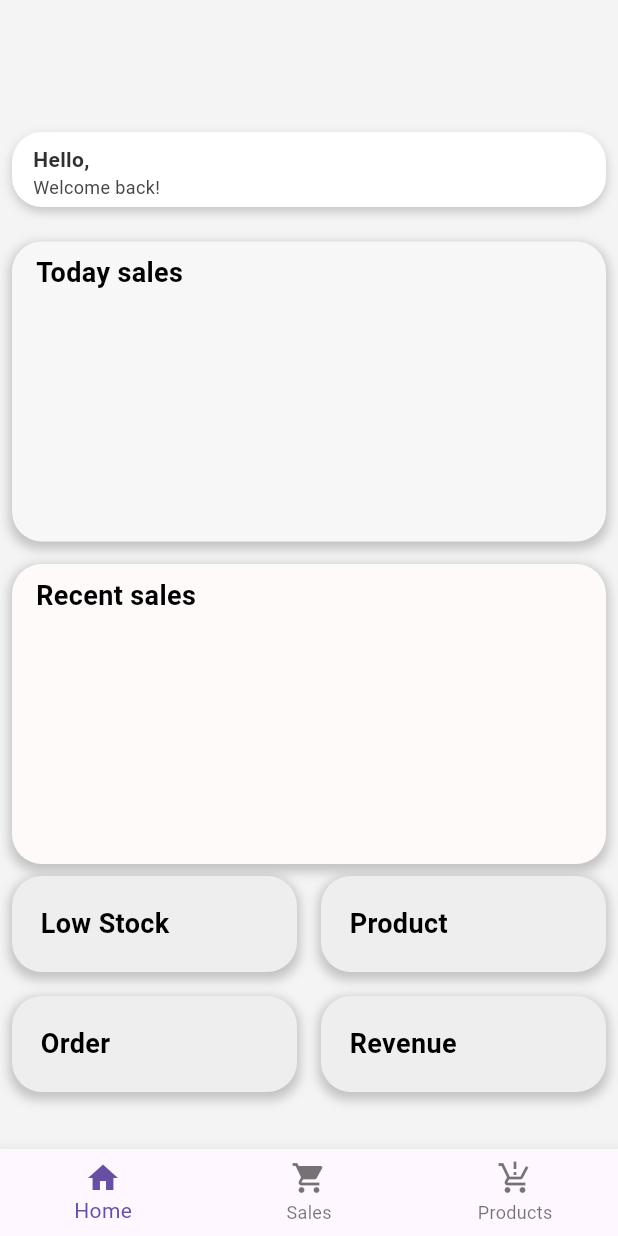
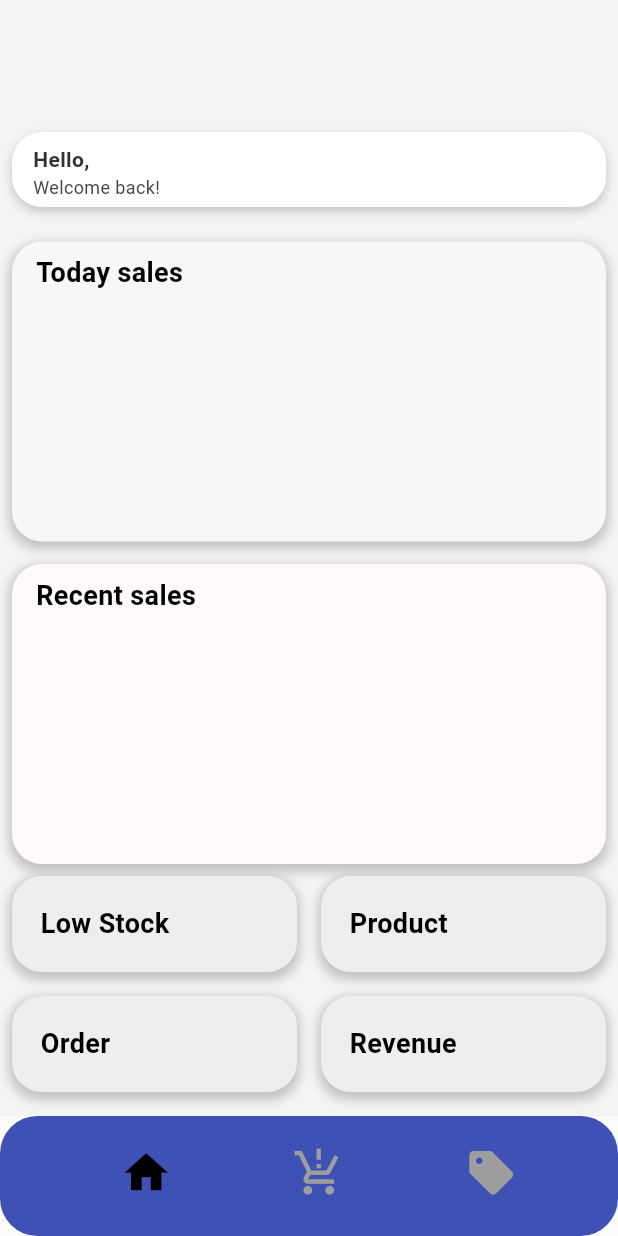
Before and after one commit to Phally-jr/mini_pos_system, a Flutter app: the screen it shows after launch, after a tap on the "arrow forward ios" icon, on a phone screen of 412 x 824 dp. Run offline on Flutter 3.47's test engine with Material 3 defaults, Android fonts, the phone set to English and light mode, and no system bars.

Commit message:
add customnavbar widget

```diff
--- a/lib/screen/fullscreen.dart
+++ b/lib/screen/fullscreen.dart
@@ -1,46 +1,35 @@
 import 'package:flutter/material.dart';
 import 'package:mini_pos_system/screen/productscreen.dart';
 import 'package:mini_pos_system/screen/salesscreen.dart';
-
+import 'package:mini_pos_system/widget/bottomnavbar_widget.dart';
 import 'homescreen.dart';
 
 class Homescreen extends StatefulWidget {
   String shopName = "";
-  Homescreen({super.key,required this.shopName});
+
+  Homescreen({super.key, required this.shopName});
   @override
   State<Homescreen> createState() => _HomescreenState();
 }
+
 class _HomescreenState extends State<Homescreen> {
   int index = 0;
+  void onTap() {}
   @override
   Widget build(BuildContext context) {
-  List pages =
-  [
-    HomescreenWidget(shopName: widget.shopName),
-    Salesscreen(),
-    Productscreen(),
-  ];
+    List pages = [
+      HomescreenWidget(shopName: widget.shopName),
+      Salesscreen(),
+      Productscreen(),
+    ];
     return Scaffold(
       backgroundColor: const Color.fromARGB(255, 253, 252, 252),
       body: pages[index],
-      bottomNavigationBar: BottomNavigationBar(
-        currentIndex: index,
-        onTap: (value) {
-          setState(() {
-            index = value;
-          });
-        },
-        items: const [
-          BottomNavigationBarItem(icon: Icon(Icons.home), label: "Home"),
-          BottomNavigationBarItem(
-            icon: Icon(Icons.shopping_cart),
-            label: "Sales",
-          ),
-          BottomNavigationBarItem(
-            icon: Icon(Icons.production_quantity_limits),
-            label: "Products",
-          ),
-        ],
+      bottomNavigationBar: BottomnavbarWidget(
+        currentI: index,
+        onTap: (i) => setState(() {
+          index = i;
+        }),
       ),
     );
   }
--- /dev/null
+++ b/lib/widget/bottomnavbar_widget.dart
@@ -0,0 +1,61 @@
+import 'package:flutter/material.dart';
+
+class BottomnavbarWidget extends StatefulWidget {
+  // ignore: strict_top_level_inference, prefer_typing_uninitialized_variables
+  final currentI;
+  final Function(int) onTap;
+  const BottomnavbarWidget({super.key, required this.currentI, required this.onTap});
+  @override
+  State<StatefulWidget> createState() {
+    return _BottomnavbarWidgetState();
+  }
+}
+
+class _BottomnavbarWidgetState extends State<BottomnavbarWidget> {
+  List<IconData> logo = [
+    Icons.home,
+    Icons.production_quantity_limits,
+    Icons.sell,
+  ];
+  @override
+  Widget build(BuildContext context) {
+    return SizedBox(
+      height: 80,
+      child: Stack(
+        children: [
+          Container(
+            height: 80,
+            width: double.infinity,
+            decoration: BoxDecoration(
+              color: Colors.indigo,
+              borderRadius: BorderRadius.all(Radius.circular(25)),
+            ),
+          ),
+          Column(
+            children: [
+              SizedBox(height: 20),
+              Row(
+                children: List.generate(
+                  logo.length,
+                  (index) => Padding(
+                    padding: EdgeInsetsGeometry.only(left: 80),
+                    child: InkWell(
+                      child: Icon(
+                        logo[index],
+                        size: 35,
+                        color: (index == widget.currentI ? Colors.black : Colors.grey),
+                      ),
+                      onTap: () => setState(() {
+                        widget.onTap(index);
+                      }),
+                    ),
+                  ),
+                ),
+              ),
+            ],
+          ),
+        ],
+      ),
+    );
+  }
+}
```
Also changed, not shown: lib/screen/homescreen.dart (+6 -2 lines), 1 other file.
